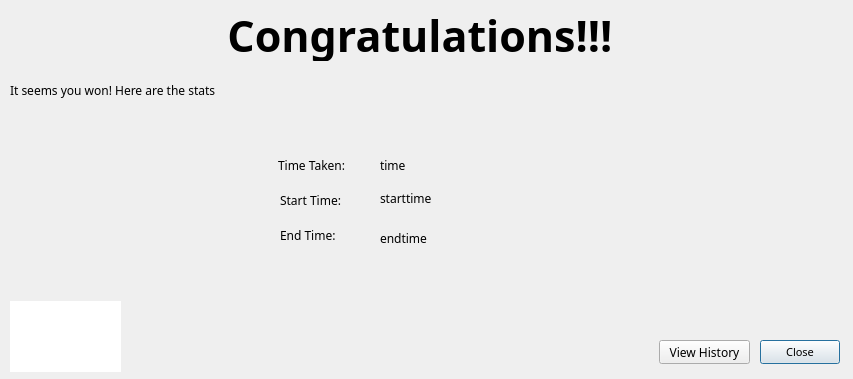
Old version of the form congrats.ui in the repository flamboyantpenguin/wikiLYNX.
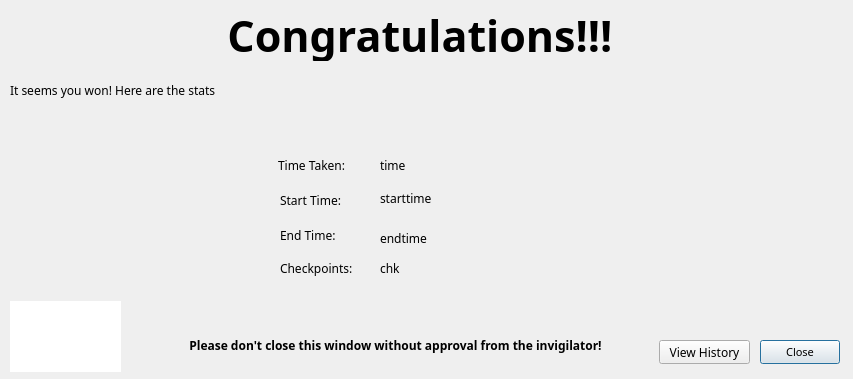
New version of the form. Icons and pictures are not drawn.

What changed in the file:
```diff
--- a/congrats.ui
+++ b/congrats.ui
@@ -197,6 +197,55 @@
     <string>View History</string>
    </property>
   </widget>
+  <widget class="QLabel" name="label">
+   <property name="geometry">
+    <rect>
+     <x>280</x>
+     <y>260</y>
+     <width>91</width>
+     <height>16</height>
+    </rect>
+   </property>
+   <property name="text">
+    <string>Checkpoints: </string>
+   </property>
+  </widget>
+  <widget class="QLabel" name="chkCleared">
+   <property name="geometry">
+    <rect>
+     <x>380</x>
+     <y>260</y>
+     <width>49</width>
+     <height>16</height>
+    </rect>
+   </property>
+   <property name="text">
+    <string>chk</string>
+   </property>
+  </widget>
+  <widget class="QLabel" name="label_2">
+   <property name="geometry">
+    <rect>
+     <x>140</x>
+     <y>325</y>
+     <width>511</width>
+     <height>41</height>
+    </rect>
+   </property>
+   <property name="font">
+    <font>
+     <family>Courier Prime</family>
+     <pointsize>9</pointsize>
+     <bold>true</bold>
+    </font>
+   </property>
+   <property name="text">
+    <string>Please don't close this window without approval from the invigilator!</string>
+   </property>
+   <property name="alignment">
+    <set>Qt::AlignCenter</set>
+   </property>
+  </widget>
  </widget>
  <resources/>
  <connections/>
```
Left out of the diff: 2 changed lines with no effect on the pictures.
